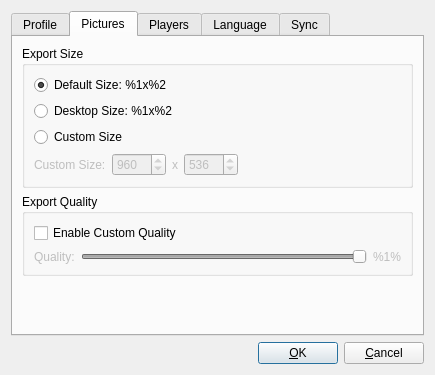
Qt form OptionsDialog.ui (SyDevTeam/gta5view) before a commit.
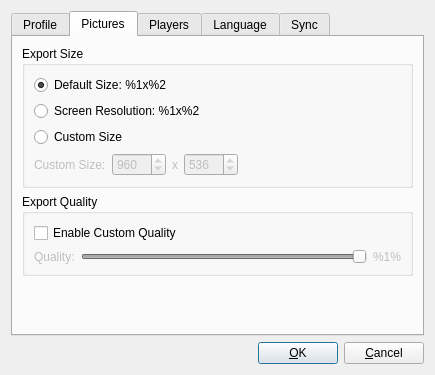
The same form after that commit. The open tabs and pages were chosen to show the change.

```diff
--- a/OptionsDialog.ui
+++ b/OptionsDialog.ui
@@ -111,7 +111,7 @@
           <item>
            <widget class="QRadioButton" name="rbPicDesktopRes">
             <property name="text">
-             <string>Desktop Size: %1x%2</string>
+             <string>Screen Resolution: %1x%2</string>
             </property>
            </widget>
           </item>
```
Left out of the diff: 2 changed lines with no effect on the pictures.
